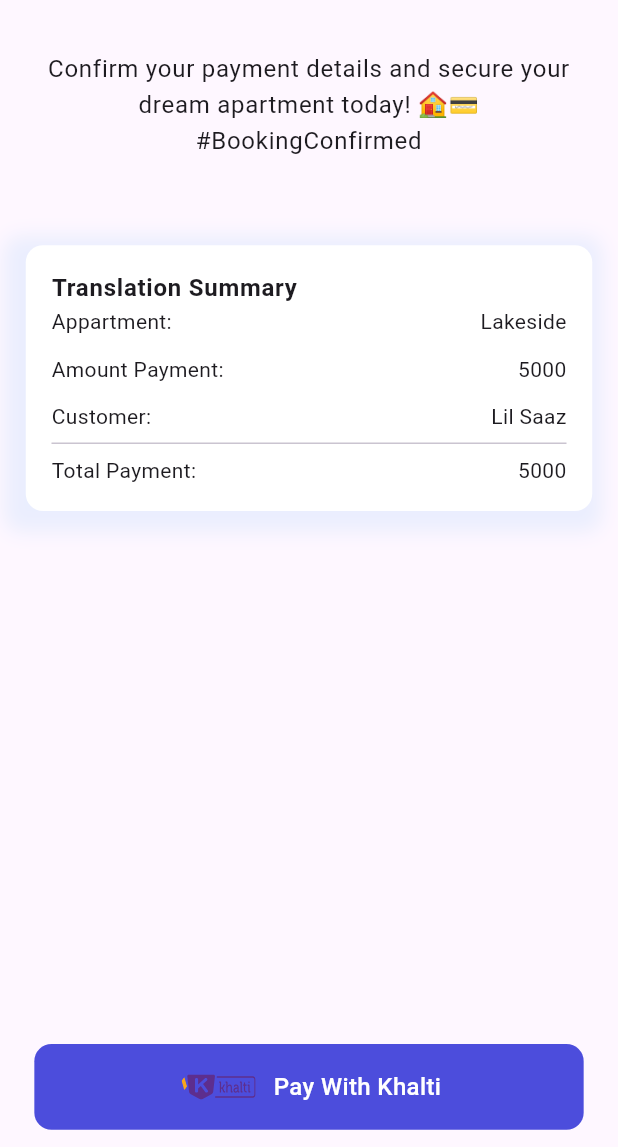
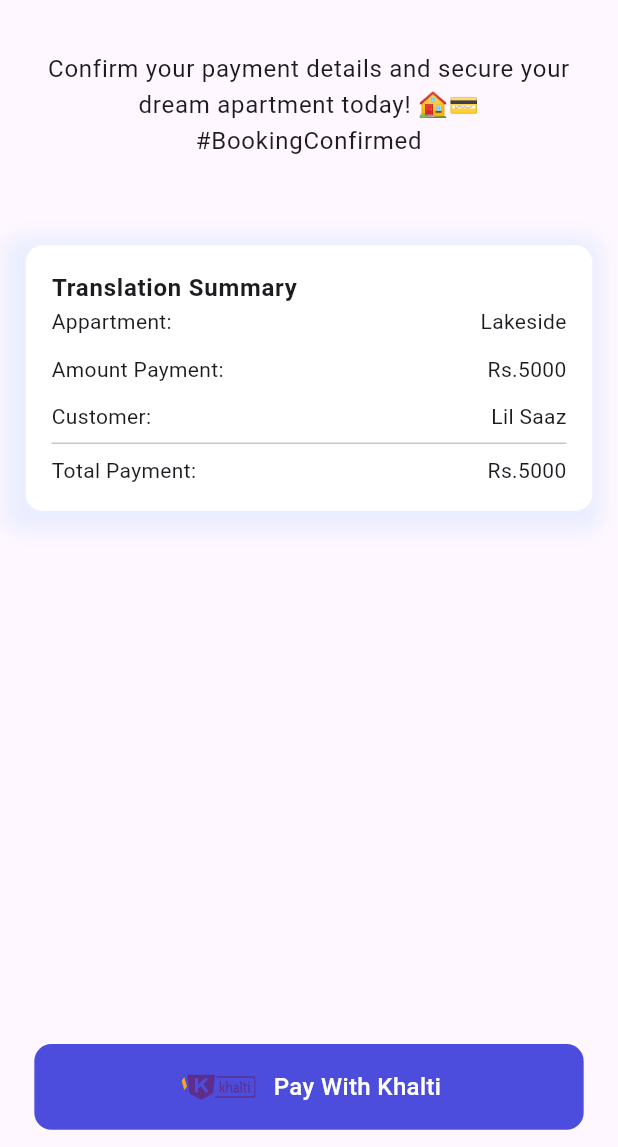
Before and after one commit to Milan39/rental_app, a Flutter app: the BookingDetailScreen screen opened by its route, on a phone screen of 412 x 824 dp, the part 89-1236 px from its top. Run offline on Flutter 3.47's test engine with Material 3 defaults, Android fonts, the light colour scheme and no system bars; our stand-ins replace animate_do, animated_bottom_navigation_bar, bloc, carousel_slider, connectivity_plus, dio and 16 more; accounts and stored records are empty.

Commit message:
booking details page done

```diff
--- a/lib/room_details/screen/booking_details_screen.dart
+++ b/lib/room_details/screen/booking_details_screen.dart
@@ -85,32 +85,42 @@ class BookingDetailScreen extends StatelessWidget {
                       Row(
                         mainAxisAlignment: MainAxisAlignment.spaceBetween,
                         children: [
-                          Text("Appartment: "),
-                          Text("Lakeside"),
+                          Text(
+                            "Appartment: ",
+                            style: Theme.of(context).textTheme.bodyMedium,
+                          ),
+                          Text("Lakeside",
+                              style: Theme.of(context).textTheme.bodyMedium),
                         ],
                       ),
                       SizedBox(height: 5.h),
                       Row(
                         mainAxisAlignment: MainAxisAlignment.spaceBetween,
                         children: [
-                          Text("Amount Payment: "),
-                          Text("5000"),
+                          Text("Amount Payment: ",
+                              style: Theme.of(context).textTheme.bodyMedium),
+                          Text("Rs.5000",
+                              style: Theme.of(context).textTheme.bodyMedium),
                         ],
                       ),
                       SizedBox(height: 5.h),
                       Row(
                         mainAxisAlignment: MainAxisAlignment.spaceBetween,
                         children: [
-                          Text("Customer: "),
-                          Text("Lil Saaz"),
+                          Text("Customer: ",
+                              style: Theme.of(context).textTheme.bodyMedium),
+                          Text("Lil Saaz",
+                              style: Theme.of(context).textTheme.bodyMedium),
                         ],
                       ),
                       Divider(),
                       Row(
                         mainAxisAlignment: MainAxisAlignment.spaceBetween,
                         children: [
-                          Text("Total Payment: "),
-                          Text("5000"),
+                          Text("Total Payment: ",
+                              style: Theme.of(context).textTheme.bodyMedium),
+                          Text("Rs.5000",
+                              style: Theme.of(context).textTheme.bodyMedium),
                         ],
                       ),
                     ],
```
